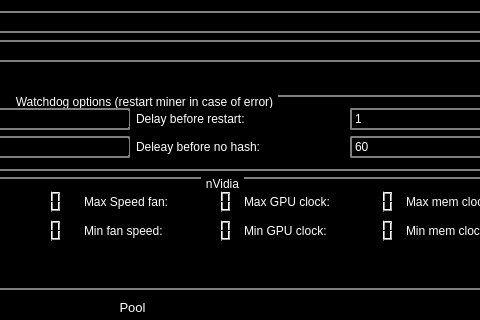
The window that mainwindow.ui (orkblutt/MinerLamp) describes before a commit, drawn with Qt 5; both pictures show x 317 to 797 and y 0 to 320 of the 1075 by 746 pixel window.
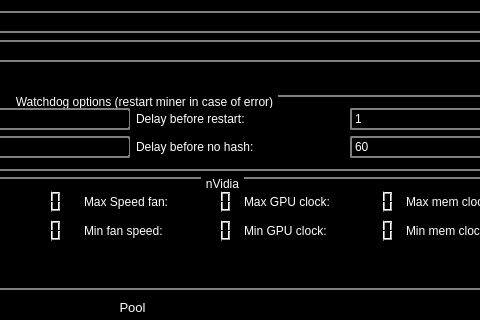
The same window after the commit. Icons and pictures are not drawn.

Patch:
```diff
--- a/mainwindow.ui
+++ b/mainwindow.ui
@@ -538,7 +538,7 @@
        <item row="1" column="2">
         <widget class="QLabel" name="label_7">
          <property name="text">
-          <string>Deleay before no hash:</string>
+          <string>Delay before no hash:</string>
          </property>
         </widget>
        </item>
```
